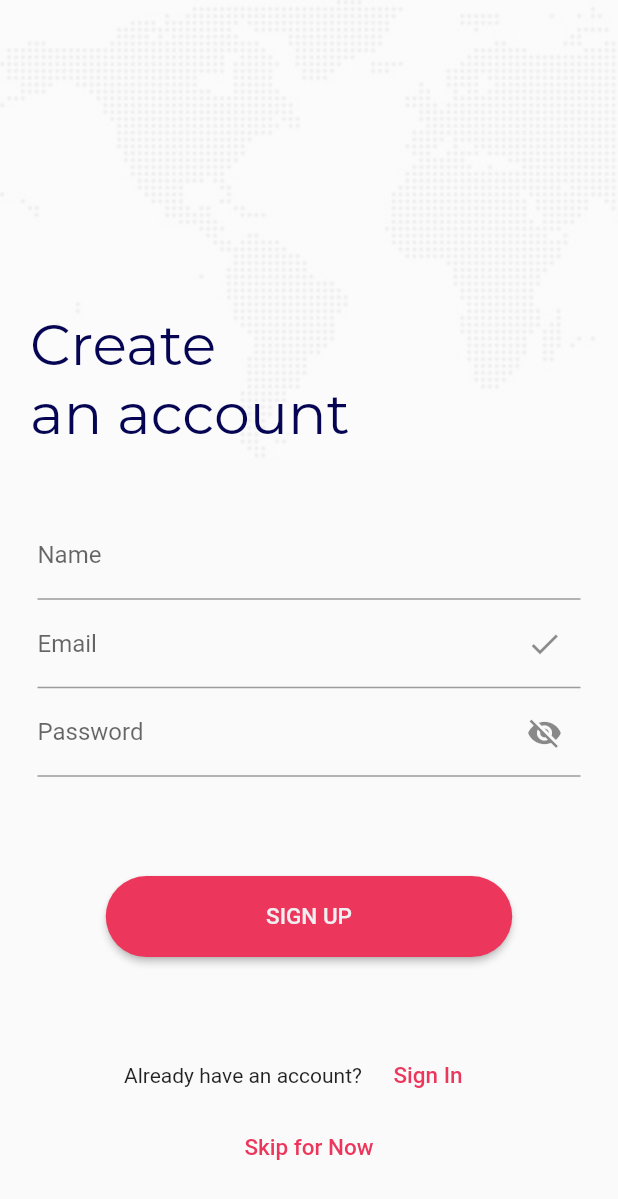
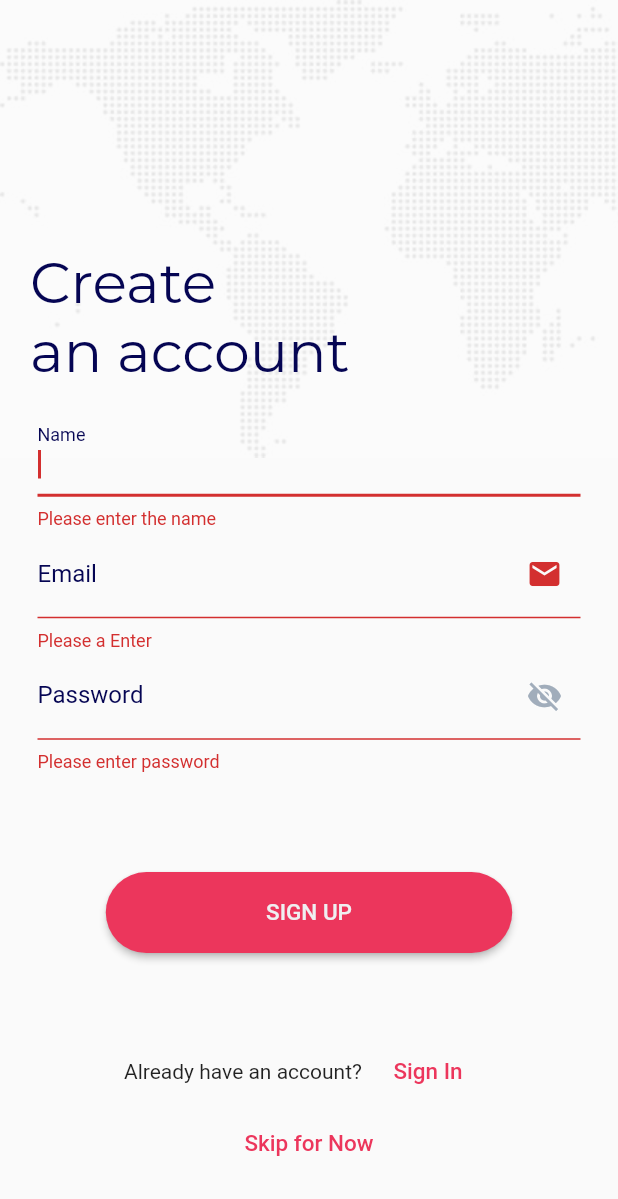
Before and after one commit to ShrirangaB/NavanaAir, a Flutter app: the SignUp screen opened directly, after a tap on "SIGN UP", on a phone screen of 412 x 824 dp. Shown: the top 1199 px of the screen. Run offline on Flutter 3.47's test engine with Material 2 defaults, Android fonts, the phone set to English and light mode, and no system bars; our stand-ins replace carousel_slider, google_fonts.

Commit message:
sixth commit

```diff
--- a/lib/screen/getStarted.dart
+++ b/lib/screen/getStarted.dart
@@ -1,5 +1,6 @@
 import 'package:NavanaAir/component/customButton.dart';
 import 'package:NavanaAir/component/spaceBetweenSizedBox.dart';
+import 'package:NavanaAir/component/experiment.dart';
 import 'package:NavanaAir/constants/constantStrings.dart';
 import 'package:carousel_slider/carousel_slider.dart';
 import 'package:flutter/material.dart';
--- a/lib/screen/signup.dart
+++ b/lib/screen/signup.dart
@@ -4,7 +4,6 @@ import 'package:NavanaAir/constants/constantStrings.dart';
 import 'package:NavanaAir/component/spaceBetweenSizedBox.dart';
 import 'package:flutter/material.dart';
 import 'package:google_fonts/google_fonts.dart';
-import 'package:wc_form_validators/wc_form_validators.dart';
 
 class SignUp extends StatefulWidget {
   @override
@@ -13,7 +12,8 @@ class SignUp extends StatefulWidget {
 
 class _SignUpState extends State<SignUp> {
   bool _showPassword;
-  String _password;
+  String email;
+  final _formKey = GlobalKey<FormState>();
 
   @override
   void initState() {
@@ -40,10 +40,10 @@ class _SignUpState extends State<SignUp> {
                       top: 0,
                       left: 0,
                       child: Opacity(
-                          opacity: 0.15,
+                          opacity: 0.25,
                           child: Image.asset('assets/images/dwm.jpg'))),
                   Positioned(
-                      top: MediaQuery.of(context).size.height / 4,
+                      top: MediaQuery.of(context).size.height / 5,
                       child: Padding(
                         padding: const EdgeInsets.fromLTRB(20, 0, 0, 0),
                         child: Text(
@@ -55,11 +55,11 @@ class _SignUpState extends State<SignUp> {
                         ),
                       )),
                   Positioned(
-                      top: MediaQuery.of(context).size.height / 3,
+                      top: MediaQuery.of(context).size.height / 4,
                       left: 0,
                       right: 0,
-                      child: SingleChildScrollView(
-                        //padding: const EdgeInsets.all(0),
+                      child: Form(
+                        key: _formKey,
                         child: Column(
                           children: [
                             CustomSizedBox(),
@@ -67,48 +67,113 @@ class _SignUpState extends State<SignUp> {
                               padding: const EdgeInsets.all(25),
                               child: Column(
                                 children: [
-                                  //textfeilds for input
-                                  TextField(
+                                  //textfeilds for name
+                                  TextFormField(
+                                    // key: _formKey,
+                                    autofocus: true,
+                                    textCapitalization:
+                                        TextCapitalization.words,
+                                    keyboardType: TextInputType.name,
+                                    controller: userNameController,
+                                    // cursorColor: CustomizeColors.textBlackColor,
+                                    style: TextStyle(
+                                        color: CustomColors.titleBlue),
                                     decoration: InputDecoration(
-                                      labelText: ConstantString.labelTextName,
+                                      enabledBorder: UnderlineInputBorder(
+                                        borderSide: BorderSide(
+                                            color: CustomColors.titleBlue),
+                                      ),
+                                      focusedBorder: UnderlineInputBorder(
+                                        borderSide: BorderSide(
+                                            color: CustomColors.titleBlue),
+                                      ),
+                                      labelText: 'Name',
+                                      labelStyle: TextStyle(
+                                          color: CustomColors.titleBlue),
+                                      hintStyle: TextStyle(
+                                          color: CustomColors.titleBlue),
                                     ),
+                                    validator: validateName,
                                   ),
-                                  TextField(
+                                  //textformfeild for email
+                                  TextFormField(
+                                    //key: _formKey,
+                                    keyboardType: TextInputType.emailAddress,
+                                    controller: emailController,
+                                    // cursorColor: CustomizeColors.textBlackColor,
+                                    style: TextStyle(
+                                        color: CustomColors.titleBlue),
                                     decoration: InputDecoration(
-                                      suffixIcon: Icon(Icons.check_sharp),
-                                      labelText: ConstantString.labelTextEmail,
+                                      enabledBorder: UnderlineInputBorder(
+                                        borderSide: BorderSide(
+                                            color: CustomColors.titleBlue),
+                                      ),
+                                      suffixIcon: Icon(Icons.email),
+                                      focusedBorder: UnderlineInputBorder(
+                                        borderSide: BorderSide(
+                                            color: CustomColors.titleBlue),
+                                      ),
+                                      labelText: 'Email',
+                                      labelStyle: TextStyle(
+                                          color: CustomColors.titleBlue),
+                                      hintStyle: TextStyle(
+                                          color: CustomColors.titleBlue),
                                     ),
+                                    validator: (String value) {
+                                      if (value.isEmpty) {
+                                        return 'Please a Enter';
+                                      }
+                                      if (!RegExp(
+                                              "^[a-zA-Z0-9+_.-]+@[a-zA-Z0-9.-]+.[a-z]")
+                                          .hasMatch(value)) {
+                                        return 'Please a valid Email';
+                                      }
+                                      return null;
+                                    },
+                                    onSaved: (String value) {
+                                      email = value;
+                                    },
                                   ),
+
                                   //textformfeild for validations
                                   TextFormField(
                                     keyboardType: TextInputType.text,
                                     controller: passwordController,
-                                    validator: Validators.compose([
-                                      Validators.required(
-                                          'Password is required'),
-                                      Validators.patternString(
-                                          r'^(?=.*?[A-Z])(?=.*?[a-z])(?=.*?[0-9])(?=.*?[!@#\$&*~]).{8,}$',
-                                          'Invalid Password')
-                                    ]),
-                                    obscureText:
-                                        !_showPassword, //changing obscure text dynamically
+                                    //This will obscure text dynamically
+                                    obscureText: !_showPassword,
+                                    cursorColor: Colors.black,
+                                    style: TextStyle(
+                                        color: CustomColors.titleBlue),
                                     decoration: InputDecoration(
-                                      labelText: ConstantString.labelTextPwd,
+                                      enabledBorder: UnderlineInputBorder(
+                                        borderSide: BorderSide(
+                                            color: CustomColors.titleBlue),
+                                      ),
+                                      focusedBorder: UnderlineInputBorder(
+                                        borderSide: BorderSide(
+                                            color: CustomColors.titleBlue),
+                                      ),
                                       suffixIcon: IconButton(
                                         icon: Icon(
-                                          // Based on showPassword state,the icon is changed
+                                          // Based on passwordVisible state choose the icon
                                           _showPassword
                                               ? Icons.visibility
                                               : Icons.visibility_off,
+                                          color: CustomColors.greyDots,
                                         ),
                                         onPressed: () {
-                                          // Update the state of showPassword
                                           setState(() {
                                             _showPassword = !_showPassword;
                                           });
                                         },
                                       ),
+                                      labelText: 'Password',
+                                      labelStyle: TextStyle(
+                                          color: CustomColors.titleBlue),
+                                      hintStyle: TextStyle(
+                                          color: CustomColors.titleBlue),
                                     ),
+                                    validator: validatePassword,
                                   ),
                                 ],
                               ),
@@ -117,12 +182,11 @@ class _SignUpState extends State<SignUp> {
                             //raisedbutton from reusable code
                             PrimaryButton(
                               onPressed: () {
-                                //showAlertDialog(context);
-                                if (emailController.text == 'test@gmail.com' &&
-                                    passwordController.text == '2sd!#abc') {
-                                  print('login succesfull');
+                                if (_formKey.currentState.validate()) {
+                                  print("successful");
+                                  return;
                                 } else {
-                                  print('login fail');
+                                  print("UnSuccessfull");
                                 }
                               },
                               title: ConstantString.buttonTextSignUp,
@@ -152,4 +216,42 @@ class _SignUpState extends State<SignUp> {
           ],
         ));
   }
+
+  //Validation for the password
+  String validatePassword(String value) {
+    Pattern pattern =
+        r'^(?=.*?[A-Z])(?=.*?[a-z])(?=.*?[0-9])(?=.*?[!@#\$&*~]).{8,}$';
+    RegExp regex = new RegExp(pattern);
+    print(value);
+    if (value.isEmpty) {
+      return 'Please enter password';
+    } else {
+      if (!regex.hasMatch(value))
+        return 'Must contain atleast 1 number,UPPERCASE\nlowercase and a special charcter';
+      else
+        return null;
+    }
+  }
+
+  //Validation for the email
+  String validateEmail(String value) {
+    Pattern pattern =
+        r'^(([^<>()[\]\\.,;:\s@\"]+(\.[^<>()[\]\\.,;:\s@\"]+)*)|(\".+\"))@((\[[0-9]{1,3}\.[0-9]{1,3}\.[0-9]{1,3}\.[0-9]{1,3}\])|(([a-zA-Z\-0-9]+\.)+[a-zA-Z]{2,}))$';
+    RegExp regex = new RegExp(pattern);
+    if (!regex.hasMatch(value)) {
+      print('Email is valid');
+      return 'Enter Valid Email';
+    } else {
+      print('Email is correct');
+      return 'Email is correct';
+    }
+  }
+
+  //Validation for the name
+  String validateName(String value) {
+    if (value.isEmpty) {
+      return 'Please enter the name';
+    }
+    return null;
+  }
 }
--- a/lib/screen/splashscreen.dart
+++ b/lib/screen/splashscreen.dart
@@ -16,7 +16,7 @@ class _SplashScreenState extends State<SplashScreen> {
   void initState() {
     super.initState();
     Future.delayed(
-      Duration(seconds: 1),
+      Duration(seconds: 3),
       () {
         Navigator.push(
             context,
--- a/pubspec.yaml
+++ b/pubspec.yaml
@@ -29,6 +29,8 @@ dependencies:
   flutter_onboard: ^0.1.0
   provider: ^4.3.3
   wc_form_validators: ^0.1.1
+
+  email_validator: ^1.0.6
 
 
   # The following adds the Cupertino Icons font to your application.
```
Also changed, not shown: lib/component/textfeilds.dart (deleted), pubspec.lock.
